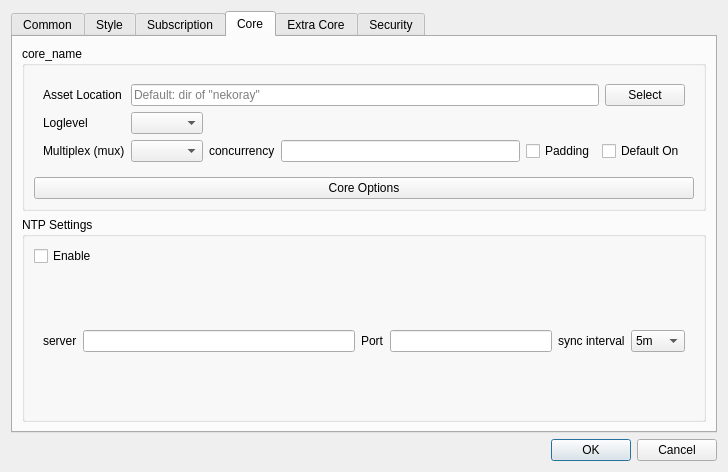
Above: ui/dialog_basic_settings.ui from shengmo0210/nekoray before the change. Below: the same form after it.
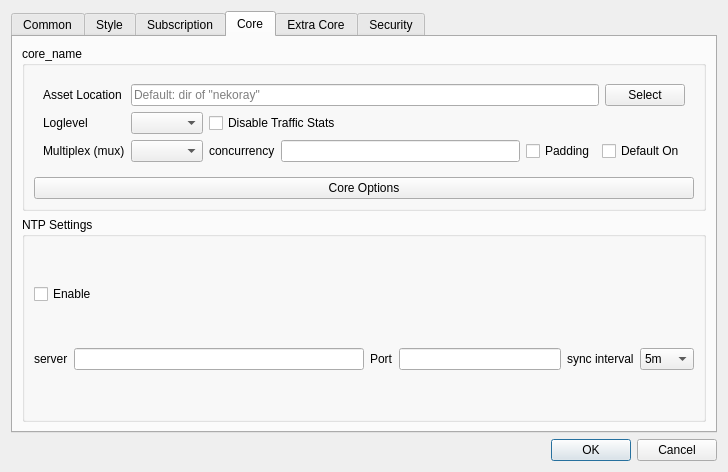
That is the form after the change. The open tabs and pages were chosen to show the change. Custom widgets are drawn as their Qt base class.

Commit message: feat: Refactor & add disable traffic

What changed in the file:
```diff
--- a/ui/dialog_basic_settings.ui
+++ b/ui/dialog_basic_settings.ui
@@ -32,6 +32,12 @@
    </item>
    <item row="2" column="3">
     <widget class="QTabWidget" name="tabWidget">
+     <property name="minimumSize">
+      <size>
+       <width>0</width>
+       <height>414</height>
+      </size>
+     </property>
      <property name="currentIndex">
       <number>0</number>
      </property>
@@ -629,6 +635,8 @@
               </widget>
              </item>
              <item row="1" column="1">
+              <layout class="QHBoxLayout" name="horizontalLayout_20">
+               <item>
               <widget class="QComboBox" name="log_level">
                <property name="sizePolicy">
                 <sizepolicy hsizetype="Maximum" vsizetype="Fixed">
@@ -638,6 +646,24 @@
                </property>
               </widget>
              </item>
+               <item>
+                <widget class="QCheckBox" name="disable_stats">
+                 <property name="minimumSize">
+                  <size>
+                   <width>411</width>
+                   <height>0</height>
+                  </size>
+                 </property>
+                 <property name="toolTip">
+                  <string>&lt;html&gt;&lt;head/&gt;&lt;body&gt;&lt;p&gt;Might Improve Ping and Performance&lt;/p&gt;&lt;/body&gt;&lt;/html&gt;</string>
+                 </property>
+                 <property name="text">
+                  <string>Disable Traffic Stats</string>
+                 </property>
+                </widget>
+               </item>
+              </layout>
+             </item>
              <item row="2" column="0">
               <widget class="QLabel" name="label_6">
                <property name="text">
@@ -697,17 +723,16 @@
          <property name="title">
           <string>NTP Settings</string>
          </property>
-         <layout class="QVBoxLayout" name="verticalLayout_7">
-          <item>
+         <layout class="QGridLayout" name="gridLayout_6">
+          <item row="0" column="0">
            <widget class="QCheckBox" name="ntp_enable">
             <property name="text">
              <string>Enable</string>
             </property>
            </widget>
           </item>
-          <item>
-           <widget class="QWidget" name="ntp_config" native="true">
-            <layout class="QHBoxLayout" name="horizontalLayout_11">
+          <item row="1" column="0">
+           <layout class="QHBoxLayout" name="horizontalLayout_22">
              <item>
               <widget class="QLabel" name="ntp_server_l">
                <property name="text">
@@ -765,7 +790,6 @@
               </widget>
              </item>
             </layout>
-           </widget>
           </item>
          </layout>
         </widget>
```
Lines whose indentation alone changed are shown as unchanged. The commit also changes 17 other files.
